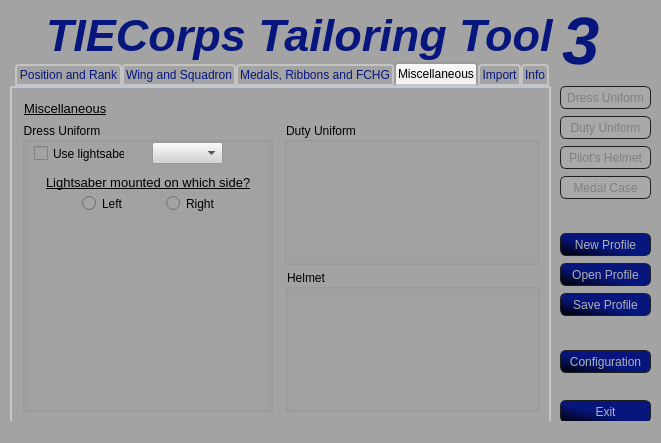
The window that data/uis/ttt.ui (SmTaUcM/TTT3) describes before a commit, drawn with Qt 5.
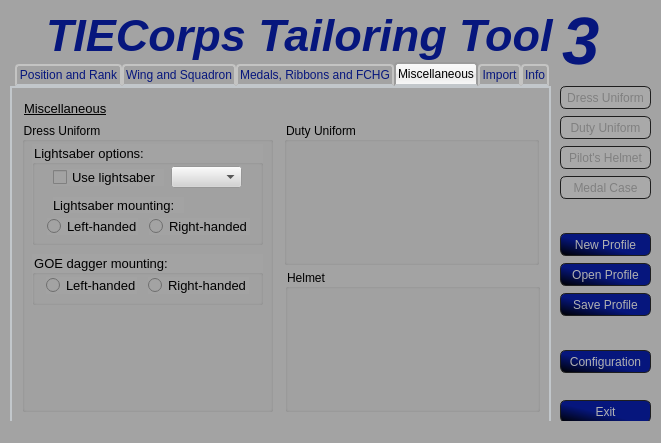
The same window after the commit. The open tabs and pages were chosen to show the change. Icons and pictures are not drawn.

Commit message: Misc Tab profile saving.

```diff
--- a/data/uis/ttt.ui
+++ b/data/uis/ttt.ui
@@ -1958,82 +1958,185 @@
         <height>290</height>
        </rect>
       </property>
+      <property name="font">
+       <font>
+        <family>Arial</family>
+        <pointsize>9</pointsize>
+       </font>
+      </property>
       <property name="title">
        <string>Dress Uniform</string>
       </property>
-      <widget class="QCheckBox" name="cb_lightsaber">
+      <widget class="QGroupBox" name="gb_saberMounting">
        <property name="geometry">
         <rect>
-         <x>12</x>
-         <y>23</y>
+         <x>10</x>
+         <y>22</y>
+         <width>231</width>
+         <height>101</height>
+        </rect>
+       </property>
+       <property name="font">
+        <font>
+         <family>Arial</family>
+         <pointsize>10</pointsize>
+        </font>
+       </property>
+       <property name="title">
+        <string>Lightsaber options:</string>
+       </property>
+       <widget class="QRadioButton" name="rb_saberRight">
+        <property name="geometry">
+         <rect>
+          <x>117</x>
+          <y>74</y>
+          <width>101</width>
+          <height>17</height>
+         </rect>
+        </property>
+        <property name="font">
+         <font>
+          <family>Arial</family>
+          <pointsize>10</pointsize>
+         </font>
+        </property>
+        <property name="text">
+         <string>Right-handed</string>
+        </property>
+       </widget>
+       <widget class="QRadioButton" name="rb_saberLeft">
+        <property name="geometry">
+         <rect>
+          <x>15</x>
+          <y>74</y>
          <width>91</width>
          <height>17</height>
         </rect>
        </property>
+        <property name="font">
+         <font>
+          <family>Arial</family>
+          <pointsize>10</pointsize>
+         </font>
+        </property>
        <property name="text">
-        <string>Use lightsaber</string>
+         <string>Left-handed</string>
        </property>
       </widget>
       <widget class="QComboBox" name="cb_saberStyles">
        <property name="geometry">
         <rect>
-         <x>130</x>
-         <y>20</y>
+          <x>139</x>
+          <y>22</y>
          <width>71</width>
          <height>22</height>
         </rect>
        </property>
+        <property name="font">
+         <font>
+          <family>Arial</family>
+          <pointsize>10</pointsize>
+         </font>
+        </property>
        <property name="styleSheet">
         <string notr="true">background-color: rgb(211, 211, 211);</string>
        </property>
       </widget>
+       <widget class="QCheckBox" name="cb_lightsaber">
+        <property name="geometry">
+         <rect>
+          <x>21</x>
+          <y>25</y>
+          <width>111</width>
+          <height>17</height>
+         </rect>
+        </property>
+        <property name="font">
+         <font>
+          <family>Arial</family>
+          <pointsize>10</pointsize>
+         </font>
+        </property>
+        <property name="text">
+         <string>Use lightsaber</string>
+        </property>
+       </widget>
       <widget class="QLabel" name="lbl_saberSide">
        <property name="geometry">
         <rect>
-         <x>24</x>
-         <y>50</y>
-         <width>205</width>
-         <height>20</height>
+          <x>21</x>
+          <y>53</y>
+          <width>131</width>
+          <height>16</height>
         </rect>
        </property>
        <property name="font">
         <font>
          <family>Arial</family>
          <pointsize>10</pointsize>
-         <weight>50</weight>
-         <bold>false</bold>
-         <underline>true</underline>
         </font>
        </property>
        <property name="text">
-        <string>Lightsaber mounted on which side?</string>
-       </property>
-      </widget>
-      <widget class="QRadioButton" name="rb_saberRight">
+         <string>Lightsaber mounting:</string>
+        </property>
+       </widget>
+      </widget>
+      <widget class="QGroupBox" name="gb_daggerMounting">
        <property name="geometry">
         <rect>
-         <x>144</x>
-         <y>73</y>
-         <width>51</width>
+         <x>10</x>
+         <y>132</y>
+         <width>231</width>
+         <height>51</height>
+        </rect>
+       </property>
+       <property name="font">
+        <font>
+         <family>Arial</family>
+         <pointsize>10</pointsize>
+        </font>
+       </property>
+       <property name="title">
+        <string>GOE dagger mounting:</string>
+       </property>
+       <widget class="QRadioButton" name="rb_daggerLeft">
+        <property name="geometry">
+         <rect>
+          <x>14</x>
+          <y>23</y>
+          <width>91</width>
          <height>17</height>
         </rect>
        </property>
+        <property name="font">
+         <font>
+          <family>Arial</family>
+          <pointsize>10</pointsize>
+         </font>
+        </property>
        <property name="text">
-        <string>Right</string>
-       </property>
-      </widget>
-      <widget class="QRadioButton" name="rb_saberLeft">
+         <string>Left-handed</string>
+        </property>
+       </widget>
+       <widget class="QRadioButton" name="rb_daggerRight">
        <property name="geometry">
         <rect>
-         <x>60</x>
-         <y>73</y>
-         <width>51</width>
+          <x>116</x>
+          <y>23</y>
+          <width>101</width>
          <height>17</height>
         </rect>
        </property>
+        <property name="font">
+         <font>
+          <family>Arial</family>
+          <pointsize>10</pointsize>
+         </font>
+        </property>
        <property name="text">
-        <string>Left</string>
-       </property>
+         <string>Right-handed</string>
+        </property>
+       </widget>
       </widget>
      </widget>
      <widget class="QGroupBox" name="groupBox_8">
```
Left out of the diff: 16 changed lines with no effect on the pictures. Lines whose indentation alone changed are shown as unchanged. The commit also changes 2 other files.
